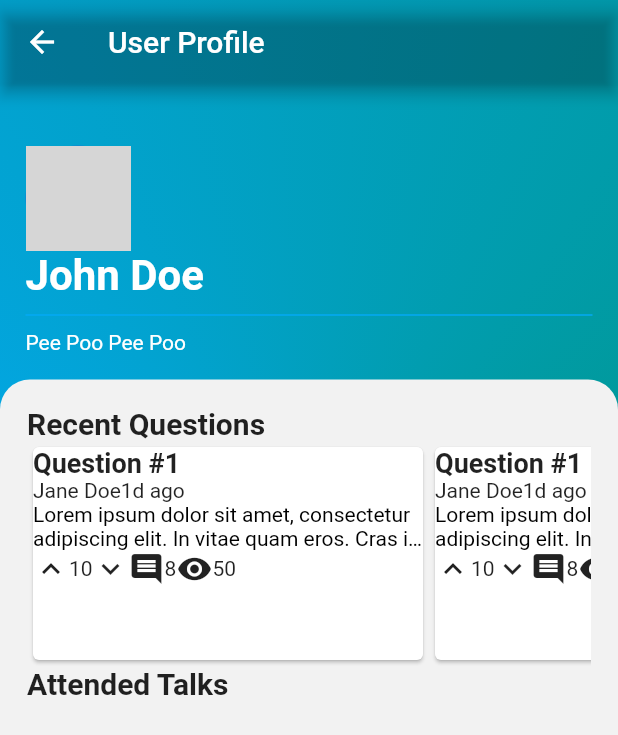
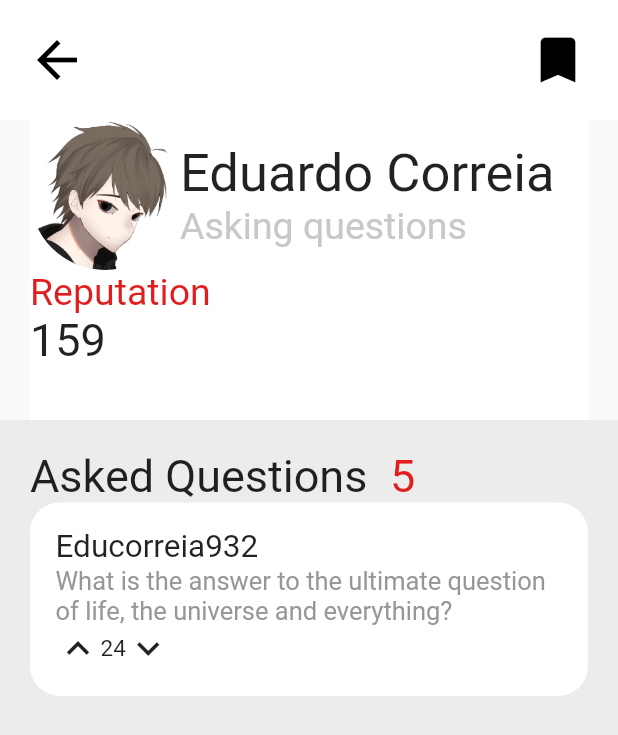
Before and after one commit to Educorreia932/FEUP-ESOF, a Flutter app: the screen it shows after launch, in the side drawer, after a tap on the "menu" icon, on a phone screen of 412 x 824 dp. Shown: the top 735 px of the screen. Run offline on Flutter 3.47's test engine with Material 2 defaults, Android fonts, the phone set to English and light mode, and no system bars; our stand-ins replace cloud_firestore, firebase_core; accounts and stored records are empty; grey boxes are pictures that could not be loaded.

Commit message:
Redesigned User Profile

```diff
--- a/ask_away/lib/components/AppBarComponent.dart
+++ b/ask_away/lib/components/AppBarComponent.dart
@@ -1,30 +1,3 @@
 import 'package:flutter/material.dart';
 
 import 'UserIcon.dart';
-
-AppBarComponent(GlobalKey<ScaffoldState> _drawerKey) {
-  return AppBar(
-    toolbarHeight: 100,
-    leading: Padding(
-      padding: const EdgeInsets.only(left: 10),
-      child: new IconButton(
-        icon: new Icon(
-          Icons.menu,
-          size: 40,
-          color: Colors.black,
-        ),
-        onPressed: () => {_drawerKey.currentState.openDrawer()},
-      ),
-    ),
-    backgroundColor: Color(0xFFE5E5E5),
-    elevation: 0.0,
-    actions: [
-      Padding(
-          padding: const EdgeInsets.only(
-            top: 20,
-            right: 10,
-          ),
-          child: UserIcon()),
-    ],
-  );
-}
--- a/ask_away/lib/screens/main_screen/MainScreen.dart
+++ b/ask_away/lib/screens/main_screen/MainScreen.dart
@@ -1,5 +1,5 @@
-import 'package:ask_away/components/AppBarComponent.dart';
 import 'package:ask_away/components/SimpleButton.dart';
+import 'package:ask_away/components/UserIcon.dart';
 import 'package:flutter/material.dart';
 import 'package:flutter/rendering.dart';
 
@@ -13,7 +13,7 @@ class MainScreen extends StatelessWidget {
     return Scaffold(
       key: _drawerKey,
       drawer: DrawerComponent(),
-      appBar: AppBarComponent(_drawerKey),
+      appBar: MainScreenAppBar(_drawerKey),
       body: Container(
         color: Color(0xFFE5E5E5),
         child: Column(
@@ -70,3 +70,30 @@ class MainScreen extends StatelessWidget {
     );
   }
 }
+
+MainScreenAppBar(GlobalKey<ScaffoldState> _drawerKey) {
+  return AppBar(
+    toolbarHeight: 100,
+    leading: Padding(
+      padding: const EdgeInsets.only(left: 10),
+      child: new IconButton(
+        icon: new Icon(
+          Icons.menu,
+          size: 40,
+          color: Colors.black,
+        ),
+        onPressed: () => {_drawerKey.currentState.openDrawer()},
+      ),
+    ),
+    backgroundColor: Color(0xFFE5E5E5),
+    elevation: 0.0,
+    actions: [
+      Padding(
+          padding: const EdgeInsets.only(
+            top: 20,
+            right: 10,
+          ),
+          child: UserIcon()),
+    ],
+  );
+}
--- a/ask_away/lib/screens/user_profile/UserProfile.dart
+++ b/ask_away/lib/screens/user_profile/UserProfile.dart
@@ -1,6 +1,6 @@
+import 'package:ask_away/components/UserIcon.dart';
+import 'package:flutter/cupertino.dart';
 import 'package:flutter/material.dart';
-
-import 'components/QuestionCard.dart';
 
 class UserProfile extends StatefulWidget {
   @override
@@ -11,104 +11,223 @@ class UserProfileState extends State<UserProfile> {
   @override
   Widget build(BuildContext context) {
     return Scaffold(
-      extendBodyBehindAppBar: true,
-      appBar: AppBar(
-        backgroundColor: Colors.transparent,
-        title: Text('User Profile'),
+      appBar: UserProfileAppBar(),
+      body: Column(
+        children: [
+          Padding(
+            padding: const EdgeInsets.only(
+              left: 20,
+              right: 20,
             ),
-      body: Container(
-        decoration: BoxDecoration(
-          gradient: SweepGradient(colors: [
-            Colors.blue,
-            Colors.lightBlue,
-            Colors.teal,
-          ]),
-        ),
-        child: Padding(
-          padding: const EdgeInsets.only(top: 80.0),
+            child: Container(
+              color: Color(0xFFE5E5E5),
+              child: Container(
+                height: 200,
+                color: Colors.white,
                 child: Column(
+                  children: [
+                    Row(
+                      children: [
+                        UserIcon(),
+                        Column(
                           crossAxisAlignment: CrossAxisAlignment.start,
                           children: [
-              Stack(children: [
-                Padding(
-                  padding: const EdgeInsets.all(17.0),
-                  child: Column(
-                    crossAxisAlignment: CrossAxisAlignment.start,
-                    children: <Widget>[
-                      CircleAvatar(
-                        backgroundImage:
-                            NetworkImage("https://i.pravatar.cc/300"),
-                        radius: 35,
+                            Text(
+                              "Eduardo Correia",
+                              style: TextStyle(
+                                fontSize: 35,
+                              ),
                             ),
                             Text(
-                        "John Doe",
+                              "Asking questions",
                               style: TextStyle(
-                          color: Colors.white,
-                          fontSize: 28.0,
-                          fontWeight: FontWeight.bold,
-                        ),
-                      ),
-                      const Divider(
-                        color: Colors.lightBlue,
-                        height: 20,
-                        thickness: 1,
-                      ),
-                      Text(
-                        "Pee Poo Pee Poo",
-                        style: TextStyle(
-                          color: Colors.white,
+                                color: Color(0xFFC8C8C8),
+                                fontSize: 25,
                               ),
                             ),
                           ],
                         ),
+                      ],
                     ),
-              ]),
-              Expanded(
-                child: Container(
-                  decoration: BoxDecoration(
-                      color: Color.fromRGBO(242, 242, 242, 1.0),
-                      borderRadius: BorderRadius.only(
-                        topRight: Radius.circular(20),
-                        topLeft: Radius.circular(20),
-                      )),
-                  child: Padding(
-                    padding: const EdgeInsets.all(18.0),
-                    child: Column(
+                    Row(
+                      children: [
+                        Column(
                           crossAxisAlignment: CrossAxisAlignment.start,
-                      children: <Widget>[
+                          children: [
                             Text(
-                          "Recent Questions",
+                              "Reputation",
                               style: TextStyle(
-                            fontSize: 20.0,
-                            fontWeight: FontWeight.bold,
-                          ),
-                        ),
-                        Container(
-                          height: 150.0,
-                          child: ListView(
-                            padding: const EdgeInsets.only(right: 48),
-                            scrollDirection: Axis.horizontal,
-                            children: [
-                              QuestionCard(),
-                              QuestionCard(),
-                              QuestionCard()
-                            ],
+                                color: Color(0xFFE11D1D),
+                                fontSize: 25,
                               ),
                             ),
                             Text(
-                          "Attended Talks",
+                              "159",
                               style: TextStyle(
-                            fontSize: 20.0,
-                            fontWeight: FontWeight.bold,
+                                fontSize: 30,
                               ),
+                            ),
+                          ],
+                        ),
+                      ],
                     ),
                   ],
                 ),
               ),
             ),
           ),
+          Expanded(
+            child: Container(
+              color: Color(0xFFECECEC),
+              child: Padding(
+                padding: const EdgeInsets.all(20),
+                child: Column(
+                  children: [
+                    SectionHeader("Asked Questions", 5),
+                    Flexible(
+                      child: ListView(
+                        children: [QuestionCard()],
+                      ),
+                    )
                   ],
                 ),
+              ),
+            ),
+          )
+        ],
+      ),
+    );
+  }
+}
+
+Widget UserProfileAppBar() {
+  return AppBar(
+    toolbarHeight: 80,
+    leading: Padding(
+      padding: const EdgeInsets.only(left: 10),
+      child: new IconButton(
+        icon: new Icon(
+          Icons.arrow_back,
+          size: 40,
+          color: Colors.black,
+        ),
+        onPressed: () => {},
+      ),
+    ),
+    backgroundColor: Colors.white,
+    elevation: 0.0,
+    actions: [
+      Padding(
+        padding: const EdgeInsets.only(
+          right: 20,
+        ),
+        child: new IconButton(
+          icon: new Icon(
+            Icons.bookmark,
+            size: 40,
+            color: Colors.black,
+          ),
+          onPressed: () => {},
+        ),
+      )
+    ],
+  );
+}
+
+class SectionHeader extends StatelessWidget {
+  String _title;
+  int _value;
+
+  SectionHeader(String title, int value) {
+    _title = title;
+    _value = value;
+  }
+
+  @override
+  Widget build(BuildContext context) {
+    return Row(
+      children: [
+        Text(
+          _title,
+          style: TextStyle(
+            fontSize: 30,
+          ),
+        ),
+        SizedBox(width: 15),
+        Text(
+          _value.toString(),
+          style: TextStyle(
+            fontSize: 30,
+            color: Color(0xFFE11D1D),
+          ),
+        ),
+      ],
+    );
+  }
+}
+
+class QuestionCard extends StatefulWidget {
+  @override
+  State<StatefulWidget> createState() => QuestionCardState();
+}
+
+class QuestionCardState extends State<QuestionCard> {
+  @override
+  Widget build(BuildContext context) {
+    return Container(
+      // height: 100,
+      decoration: BoxDecoration(
+        borderRadius: BorderRadius.all(Radius.circular(20)),
+        color: Colors.white,
+      ),
+      child: Padding(
+        padding: const EdgeInsets.all(17),
+        child: Column(
+          crossAxisAlignment: CrossAxisAlignment.start,
+          children: [
+            Text(
+              "Educorreia932",
+              style: TextStyle(
+                fontSize: 21,
+              ),
+            ),
+            RichText(
+              overflow: TextOverflow.ellipsis,
+              maxLines: 2,
+              text: TextSpan(
+                text:
+                    "What is the answer to the ultimate question of life, the universe and everything?",
+                style: TextStyle(
+                  fontSize: 17,
+                  color: Color(0xFF979797),
+                ),
+              ),
+            ),
+            Row(
+              children: [
+                GestureDetector(
+                  onTap: null,
+                  child: Icon(
+                    Icons.keyboard_arrow_up,
+                    size: 30,
+                  ),
+                ),
+                Text(
+                  "24",
+                  style: TextStyle(
+                    fontSize: 15,
+                  ),
+                ),
+                GestureDetector(
+                  onTap: null,
+                  child: Icon(
+                    Icons.keyboard_arrow_down,
+                    size: 30,
+                  ),
+                ),
+              ],
+            )
+          ],
         ),
       ),
     );
```
Also changed, not shown: Icon.png (deleted). Lines whose indentation alone changed are shown as unchanged.
